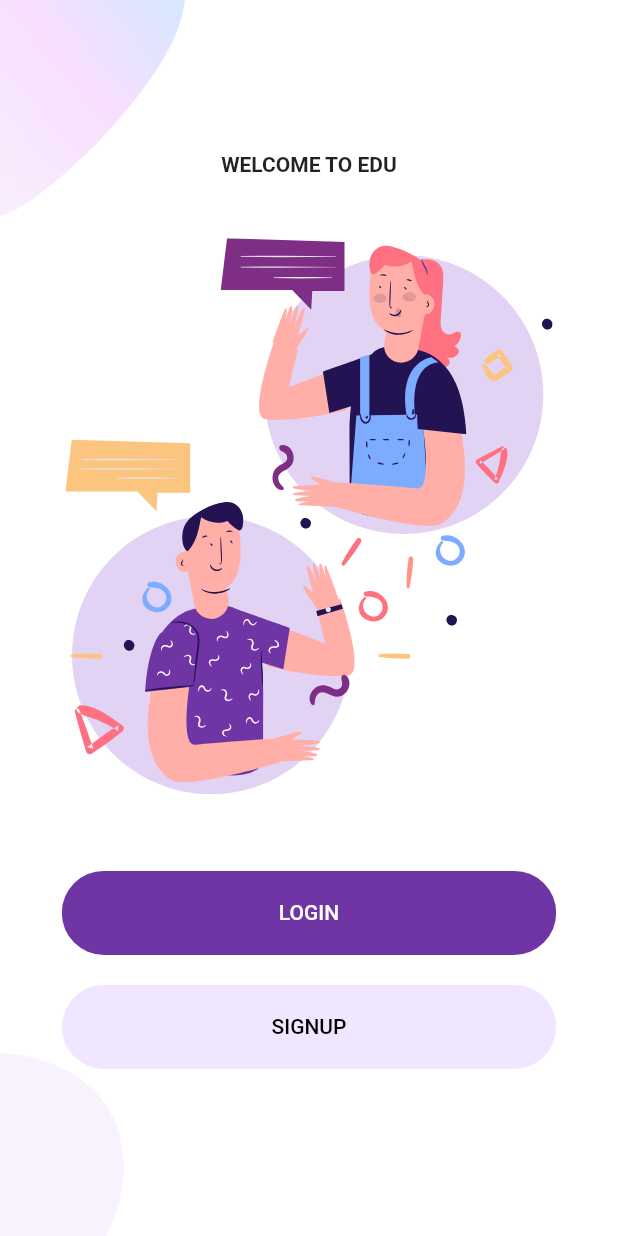
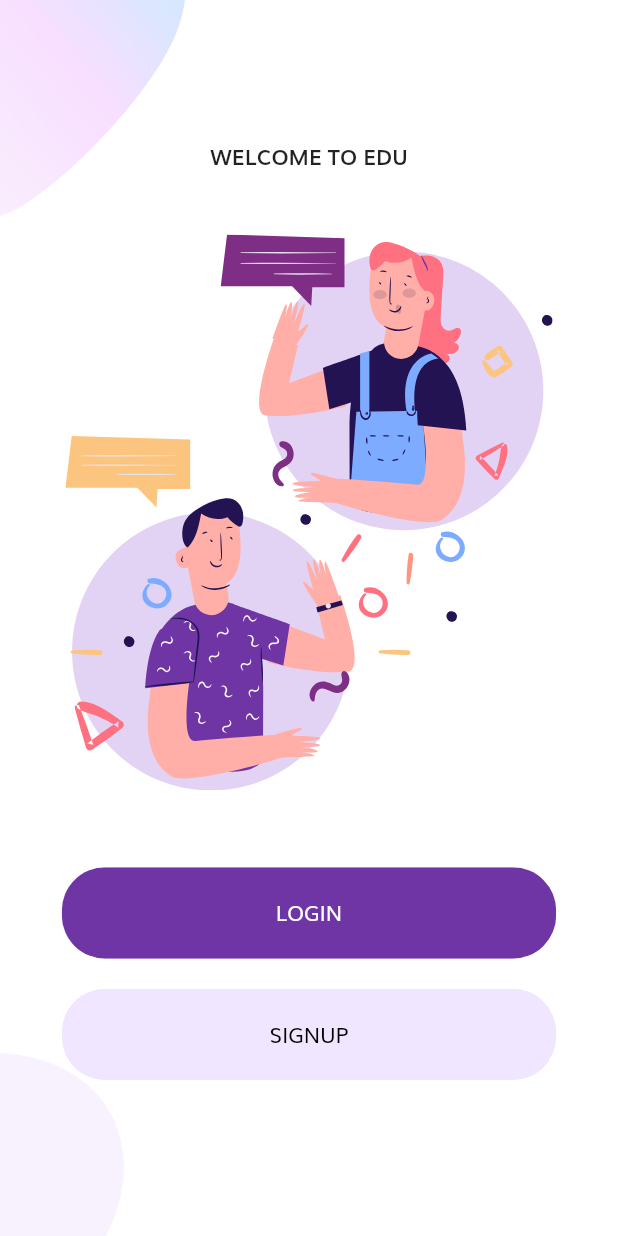
Before and after one commit to zendy199x/Flutter-Welcome-Login-Signup-App, a Flutter app: the screen it shows after launch, on a phone screen of 412 x 824 dp. Run offline on Flutter 3.47's test engine with Material 2 defaults, Android fonts, the light colour scheme and no system bars; our stand-ins replace flutter_svg.

Commit message:
feat: font project

```diff
--- a/lib/main.dart
+++ b/lib/main.dart
@@ -17,6 +17,7 @@ class MyApp extends StatelessWidget {
       title: "Flutter Auth",
       theme: ThemeData(
         primaryColor: kPrimaryColor,
+        fontFamily: "Muli",
         scaffoldBackgroundColor: Colors.white,
       ),
       home: const WelcomeScreen(),
```
Also changed, not shown: pubspec.yaml (+8 -6 lines), assets/fonts/muli/Muli-Bold.ttf (added), assets/fonts/muli/Muli-BoldItalic.ttf (added), assets/fonts/muli/Muli-ExtraLight.ttf (added), assets/fonts/muli/Muli-ExtraLightItalic.ttf (added), assets/fonts/muli/Muli-Italic.ttf (added), assets/fonts/muli/Muli-Light.ttf (added), assets/fonts/muli/Muli-LightItalic.ttf (added), assets/fonts/muli/Muli-Semi-BoldItalic.ttf (added), assets/fonts/muli/Muli-SemiBold.ttf (added), assets/fonts/muli/Muli.ttf (added).
